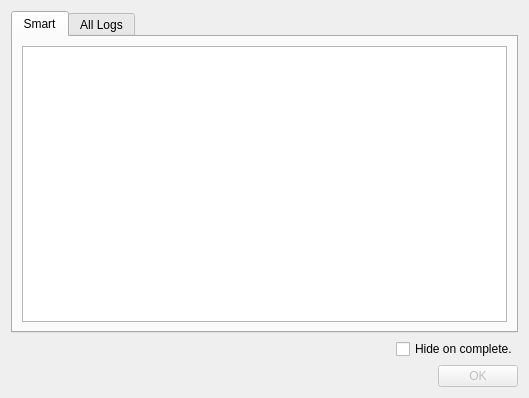
Qt form SpriteSheetPacker/PublishStatusDialog.ui (amakaseev/sprite-sheet-packer) before a commit.
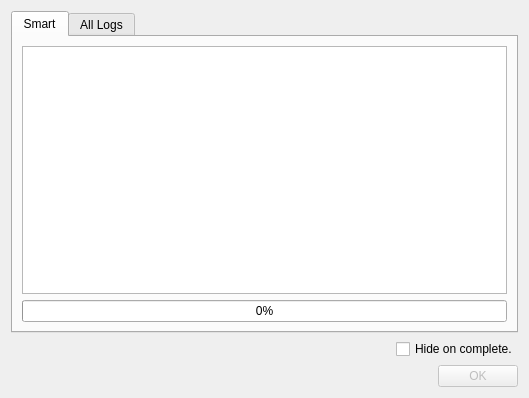
The same form after that commit.

Commit message: Add simple progressBar(revert complete code back)

Patch:
```diff
--- a/SpriteSheetPacker/PublishStatusDialog.ui
+++ b/SpriteSheetPacker/PublishStatusDialog.ui
@@ -34,6 +34,13 @@
          </property>
         </widget>
        </item>
+       <item>
+        <widget class="QProgressBar" name="progressBar">
+         <property name="value">
+          <number>0</number>
+         </property>
+        </widget>
+       </item>
       </layout>
      </widget>
      <widget class="QWidget" name="allLogsTab">
```
The commit also changes 6 other files.
